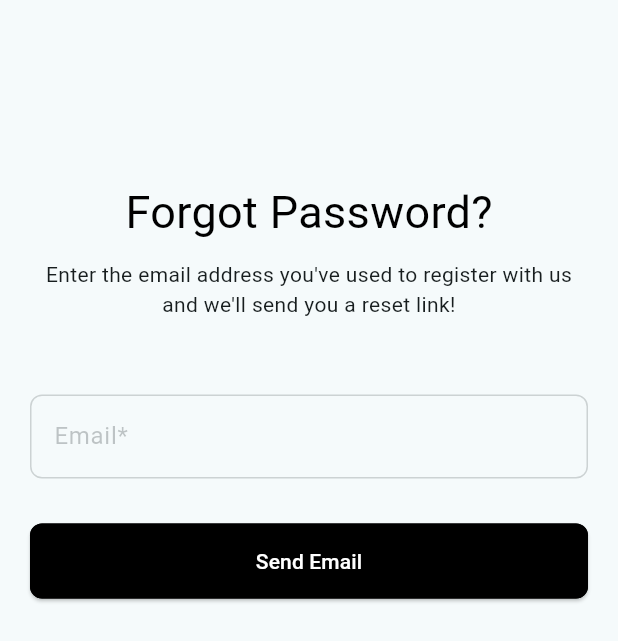
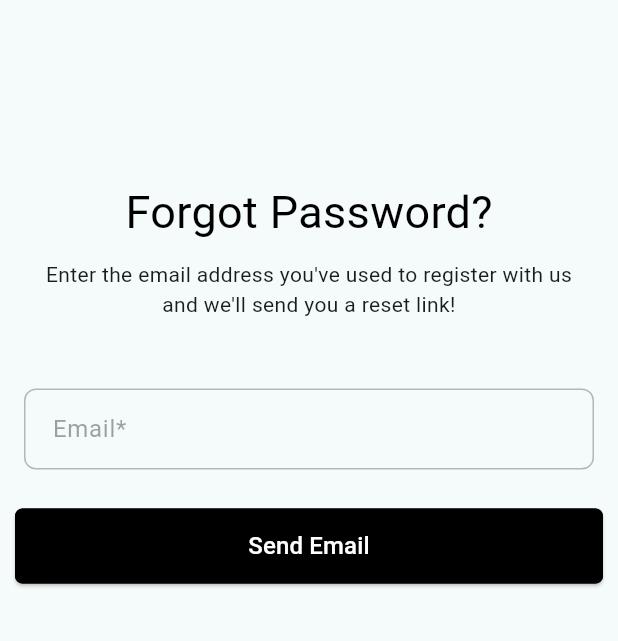
Before and after one commit to akshay-1705/maison_mate_partner_client, a Flutter app: the screen it shows after launch, after a tap on "Forgot Password?", on a phone screen of 412 x 824 dp. Shown: the top 641 px of the screen. Run offline on Flutter 3.47's test engine with Material 2 defaults, Android fonts, the phone set to English and light mode, and no system bars; our stand-ins replace flutter_secure_storage, multi_select_flutter, webview_flutter; network calls fail.

Commit message:
refactor sign in and forgot password pages

```diff
--- a/lib/shared/forms.dart
+++ b/lib/shared/forms.dart
@@ -1,6 +1,5 @@
 import 'package:flutter/material.dart';
 import 'package:maison_mate/constants.dart';
-import 'package:maison_mate/states/your_details.dart';
 import 'package:multi_select_flutter/multi_select_flutter.dart';
 
 Container formFieldHeader(String label) {
@@ -13,7 +12,28 @@ Container formFieldHeader(String label) {
       ));
 }
 
-Opacity requiredTextField(String label, TextEditingController controller) {
+Opacity requiredTextField(String label, TextEditingController controller,
+    [bool? obscure]) {
+  obscure ??= false;
+  return Opacity(
+      opacity: 0.5,
+      child: Container(
+        padding: const EdgeInsets.all(6),
+        child: TextFormField(
+          controller: controller,
+          obscureText: obscure,
+          decoration: customInputDecoration(label),
+          validator: (value) {
+            if ((value == null || value.isEmpty)) {
+              return 'This field is required';
+            }
+            return null;
+          },
+        ),
+      ));
+}
+
+Opacity requiredEmailField(String label, TextEditingController controller) {
   return Opacity(
       opacity: 0.5,
       child: Container(
@@ -22,9 +42,13 @@ Opacity requiredTextField(String label, TextEditingController controller) {
           controller: controller,
           decoration: customInputDecoration(label),
           validator: (value) {
-            if ((value == null || value.isEmpty)) {
+            if (value == null || value.isEmpty) {
               return 'This field is required';
+            } else if (!RegExp(r'^[\w-]+(\.[\w-]+)*@([\w-]+\.)+[a-zA-Z]{2,7}$')
+                .hasMatch(value)) {
+              return 'Email is invalid';
             }
+            // You can add more specific email format validation here if needed
             return null;
           },
         ),
@@ -179,8 +203,7 @@ Container multiSelectField(
 
 typedef SubmitButtonCallback = void Function();
 
-Widget submitButton(
-    YourDetails model, String buttonText, SubmitButtonCallback onSubmit) {
+Widget submitButton(String buttonText, SubmitButtonCallback onSubmit) {
   return SizedBox(
       width: 125,
       height: 50,
--- a/lib/widgets/auth/forgot_password.dart
+++ b/lib/widgets/auth/forgot_password.dart
@@ -1,4 +1,5 @@
 import 'package:flutter/material.dart';
+import 'package:maison_mate/shared/forms.dart';
 import 'package:maison_mate/states/forgot_password.dart';
 import 'package:provider/provider.dart';
 import 'dart:convert';
@@ -45,33 +46,25 @@ class _ResetPasswordWidgetState extends State<ResetPasswordWidget> {
                       if (model.successMessage.isNotEmpty)
                         successMessage(model),
                       if (model.successMessage.isEmpty)
-                        emailField(emailController),
+                        requiredEmailField('Email*', emailController),
                       const SizedBox(height: 20),
-                      if (model.successMessage.isNotEmpty) signInButton(model),
+                      if (model.successMessage.isNotEmpty)
+                        submitButton('Sign In', () {
+                          model.clearStates();
+                          Navigator.of(context).pop();
+                        }),
                       if (model.successMessage.isEmpty)
-                        forgotPasswordButton(model),
+                        model.isLoading
+                            ? const Center(child: CircularProgressIndicator())
+                            : submitButton('Send Email', () async {
+                                if (!model.isLoading &&
+                                    _formKey.currentState!.validate()) {
+                                  model.setErrorMessage('');
+                                  model.setsuccessMessage('');
+                                  await forgotPassword(model);
+                                }
+                              }),
                     ])))));
-  }
-
-  Container signInButton(ForgotPasswordModel model) {
-    return Container(
-        height: 50,
-        padding: const EdgeInsets.fromLTRB(10, 0, 10, 0),
-        child: ElevatedButton(
-            onPressed: () {
-              model.clearStates();
-              Navigator.of(context).pop();
-            },
-            style: ButtonStyle(
-                shape: MaterialStateProperty.all<RoundedRectangleBorder>(
-                  RoundedRectangleBorder(
-                      borderRadius: BorderRadius.circular(8),
-                      side: const BorderSide(color: Color(themeColor))),
-                ),
-                backgroundColor:
-                    MaterialStateProperty.all<Color>(const Color(themeColor))),
-            child: const Text('Sign In',
-                style: TextStyle(color: Color(secondaryColor)))));
   }
 
   Center successMessage(ForgotPasswordModel model) {
@@ -98,32 +91,6 @@ class _ResetPasswordWidgetState extends State<ResetPasswordWidget> {
     );
   }
 
-  Container forgotPasswordButton(ForgotPasswordModel model) {
-    return Container(
-        height: 50,
-        padding: const EdgeInsets.fromLTRB(10, 0, 10, 0),
-        child: model.isLoading
-            ? const Center(child: CircularProgressIndicator())
-            : ElevatedButton(
-                onPressed: () async {
-                  if (!model.isLoading && _formKey.currentState!.validate()) {
-                    model.setErrorMessage('');
-                    model.setsuccessMessage('');
-                    await forgotPassword(model);
-                  }
-                },
-                style: ButtonStyle(
-                    shape: MaterialStateProperty.all<RoundedRectangleBorder>(
-                      RoundedRectangleBorder(
-                          borderRadius: BorderRadius.circular(8),
-                          side: const BorderSide(color: Color(themeColor))),
-                    ),
-                    backgroundColor: MaterialStateProperty.all<Color>(
-                        const Color(themeColor))),
-                child: const Text('Send Email',
-                    style: TextStyle(color: Color(secondaryColor)))));
-  }
-
   Column header() {
     return Column(
       children: [
@@ -148,28 +115,6 @@ class _ResetPasswordWidgetState extends State<ResetPasswordWidget> {
         ),
       ],
     );
-  }
-
-  Opacity emailField(TextEditingController emailController) {
-    return Opacity(
-        opacity: 0.3,
-        child: Container(
-          padding: const EdgeInsets.all(10),
-          child: TextFormField(
-            controller: emailController,
-            decoration: const InputDecoration(
-              border: OutlineInputBorder(
-                  borderRadius: BorderRadius.all(Radius.circular(8))),
-              labelText: 'Email*',
-            ),
-            validator: (value) {
-              if (value == null || value.isEmpty) {
-                return 'Email is required';
-              }
-              return null;
-            },
-          ),
-        ));
   }
 
   Center errorMessage(ForgotPasswordModel model) {
--- a/lib/widgets/auth/sign_in.dart
+++ b/lib/widgets/auth/sign_in.dart
@@ -1,6 +1,7 @@
 import 'package:flutter/material.dart';
 // import 'package:maison_mate/network/response/sign_in.dart';
 import 'package:maison_mate/network/response/api_response.dart';
+import 'package:maison_mate/shared/forms.dart';
 import 'package:maison_mate/widgets/auth/forgot_password.dart';
 import 'package:maison_mate/widgets/auth/sign_up.dart';
 import 'dart:convert';
@@ -23,6 +24,7 @@ class _SignInWidgetState extends State<SignInWidget> {
   TextEditingController emailController = TextEditingController();
   TextEditingController passwordController = TextEditingController();
   static const storage = FlutterSecureStorage();
+  Future<ApiResponse>? futureData;
 
   @override
   Widget build(BuildContext context) {
@@ -51,10 +53,94 @@ class _SignInWidgetState extends State<SignInWidget> {
                             const SizedBox(height: 10),
                             forgotPassword(context, model),
                             const SizedBox(height: 10),
-                            loginContainer(model),
+                            (futureData != null)
+                                ? futureBuilder(model)
+                                : submitButton('Login', () async {
+                                    if (!model.isLoading &&
+                                        _formKey.currentState!.validate()) {
+                                      model.setErrorMessage('');
+                                      futureData = login(model);
+                                    }
+                                  }),
                             signUp(context, model),
                           ],
                         ))))));
+  }
+
+  FutureBuilder<ApiResponse> futureBuilder(SignInModel model) {
+    return FutureBuilder<ApiResponse>(
+      future: futureData,
+      builder: (context, snapshot) {
+        if (snapshot.connectionState == ConnectionState.waiting) {
+          // Return a loading indicator while the future is waiting
+          return Container(
+            alignment: Alignment.center,
+            child: const Center(
+              child: CircularProgressIndicator(),
+            ),
+          );
+        } else if (snapshot.hasError || snapshot.data?.success == false) {
+          // Handle the case where there's an error or login is unsuccessful
+          return submitButton('Login', () async {
+            if (!model.isLoading && _formKey.currentState!.validate()) {
+              model.setErrorMessage('');
+              futureData = login(model);
+            }
+          });
+        } else if (snapshot.hasData && snapshot.data!.success) {
+          // Handle the case where login is successful
+          WidgetsBinding.instance.addPostFrameCallback((_) {
+            Navigator.of(context).pushReplacement(
+              MaterialPageRoute(builder: (context) => const HomeWidget()),
+            );
+          });
+        }
+
+        // Return a default empty container as a fallback
+        return Container(
+          alignment: Alignment.center,
+          child: const Center(
+            child: CircularProgressIndicator(),
+          ),
+        );
+      },
+    );
+  }
+
+  Future<ApiResponse> login<T>(SignInModel model) async {
+    model.setLoading(true);
+    const String loginUrl = '$baseApiUrl/partner/login';
+
+    try {
+      final response = await http.post(
+        Uri.parse(loginUrl),
+        headers: <String, String>{
+          'Content-Type': 'application/json; charset=UTF-8',
+          'Secret-Header': secretHeader
+        },
+        body: jsonEncode(<String, String>{
+          'email': emailController.text,
+          'password': passwordController.text
+        }),
+      );
+
+      if (response.statusCode == 200) {
+        var authToken =
+            ApiResponse.fromJson(jsonDecode(response.body)).data.token;
+        await storage.write(key: authTokenKey, value: authToken);
+        model.setErrorMessage('');
+      } else if (response.statusCode == 401) {
+        model.setErrorMessage('Invalid credentials');
+      } else {
+        model.setErrorMessage(networkError);
+      }
+      model.setLoading(false);
+      return ApiResponse.fromJson(jsonDecode(response.body));
+    } catch (e) {
+      model.setLoading(false);
+      model.setErrorMessage(somethingWentWrong);
+      throw (somethingWentWrong);
+    }
   }
 
   Column signInHeader() {
@@ -89,54 +175,8 @@ class _SignInWidgetState extends State<SignInWidget> {
   Column formFields(SignInModel model) {
     return Column(
       children: [
-        Opacity(
-            opacity: 0.5,
-            child: Container(
-              padding: const EdgeInsets.all(10),
-              child: TextFormField(
-                controller: emailController,
-                decoration: const InputDecoration(
-                  border: OutlineInputBorder(
-                      borderRadius: BorderRadius.all(Radius.circular(8))),
-                  labelText: 'Email*',
-                ),
-                validator: (value) {
-                  if (value == null || value.isEmpty) {
-                    return 'Email is required';
-                  } else if (!RegExp(
-                          r'^[\w-]+(\.[\w-]+)*@([\w-]+\.)+[a-zA-Z]{2,7}$')
-                      .hasMatch(value)) {
-                    return 'Email is invalid';
-                  }
-                  // You can add more specific email format validation here if needed
-                  return null;
-                },
-              ),
-            )),
-        Opacity(
-          opacity: 0.5,
-          child: Container(
-            padding: const EdgeInsets.fromLTRB(10, 10, 10, 0),
-            child: TextFormField(
-              obscureText: true,
-              controller: passwordController,
-              decoration: const InputDecoration(
-                border: OutlineInputBorder(
-                    borderRadius: BorderRadius.all(Radius.circular(8))),
-                labelText: 'Password*',
-                labelStyle: TextStyle(color: Color(themeColor)),
-              ),
-              validator: (value) {
-                if (value == null || value.isEmpty) {
-                  return 'Password is required';
-                }
-                // You can add more complex password validation here if needed
-                return null;
-              },
-              style: const TextStyle(color: Color(themeColor)),
-            ),
-          ),
-        ),
+        requiredEmailField('Email*', emailController),
+        requiredTextField('Password*', passwordController, true),
       ],
     );
   }
@@ -152,71 +192,6 @@ class _SignInWidgetState extends State<SignInWidget> {
       child: const Text('Forgot Password?',
           style: TextStyle(color: Color(themeColor))),
     );
-  }
-
-  Container loginContainer(SignInModel model) {
-    return Container(
-      height: 50,
-      padding: const EdgeInsets.fromLTRB(10, 0, 10, 0),
-      child: model.isLoading
-          ? const Center(child: CircularProgressIndicator())
-          : ElevatedButton(
-              onPressed: () async {
-                if (!model.isLoading && _formKey.currentState!.validate()) {
-                  model.setErrorMessage('');
-                  await login(model);
-                }
-              },
-              style: ButtonStyle(
-                  shape: MaterialStateProperty.all<RoundedRectangleBorder>(
-                    RoundedRectangleBorder(
-                        borderRadius: BorderRadius.circular(8),
-                        side: const BorderSide(color: Color(themeColor))),
-                  ),
-                  backgroundColor: MaterialStateProperty.all<Color>(
-                      const Color(themeColor))),
-              child: const Text('Login',
-                  style: TextStyle(color: Color(secondaryColor)))),
-    );
-  }
-
-  Future<void> login(SignInModel model) async {
-    model.setLoading(true);
-    const String loginUrl = '$baseApiUrl/partner/login';
-
-    try {
-      final response = await http.post(
-        Uri.parse(loginUrl),
-        headers: <String, String>{
-          'Content-Type': 'application/json; charset=UTF-8',
-          'Secret-Header': secretHeader
-        },
-        body: jsonEncode(<String, String>{
-          'email': emailController.text,
-          'password': passwordController.text
-        }),
-      );
-
-      if (response.statusCode == 200) {
-        String authToken = ApiResponse.fromJson(jsonDecode(response.body))
-            .data
-            .token as String;
-        await storage.write(key: authTokenKey, value: authToken);
-        // ignore: use_build_context_synchronously
-        Navigator.of(context).pushReplacement(
-          MaterialPageRoute(builder: (context) => const HomeWidget()),
-        );
-        model.setErrorMessage('');
-      } else if (response.statusCode == 401) {
-        model.setErrorMessage('Invalid credentials');
-      } else {
-        model.setErrorMessage(networkError);
-      }
-    } catch (e) {
-      model.setErrorMessage(somethingWentWrong);
-    } finally {
-      model.setLoading(false);
-    }
   }
 
   Row signUp(BuildContext context, SignInModel model) {
--- a/lib/widgets/onboarding/your_details.dart
+++ b/lib/widgets/onboarding/your_details.dart
@@ -188,7 +188,7 @@ class _YourDetailsSectionState extends State<YourDetailsSection> {
                           const SizedBox(height: 16.0),
                           (postFutureData != null)
                               ? postRequestFutureBuilder(model)
-                              : submitButton(model, "Next Step", () async {
+                              : submitButton("Next Step", () async {
                                   onSubmitCallback(model);
                                 })
                         ]),
@@ -258,7 +258,7 @@ class _YourDetailsSectionState extends State<YourDetailsSection> {
       future: postFutureData,
       builder: (context, snapshot) {
         if (snapshot.hasError) {
-          return submitButton(model, "Next Step", () async {
+          return submitButton("Next Step", () async {
             onSubmitCallback(model);
           });
         } else if (snapshot.connectionState == ConnectionState.waiting) {
@@ -277,7 +277,7 @@ class _YourDetailsSectionState extends State<YourDetailsSection> {
           });
         } else if (snapshot.data!.success == false) {
           // model.setErrorMessage(snapshot.data!.message);
-          return submitButton(model, "Next Step", () async {
+          return submitButton("Next Step", () async {
             onSubmitCallback(model);
           });
         }
```
